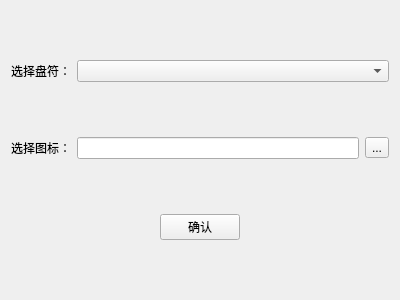
Before: the Qt Designer form udesigner.ui in L-Super/udesigner, drawn with Qt 5.
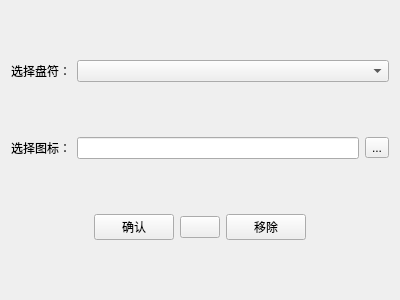
After: the same form once the commit is applied. Icons and pictures are not drawn.

Commit message: 1.增加了移除图标功能 2.增加关于

The edit to the form file:
```diff
--- a/udesigner.ui
+++ b/udesigner.ui
@@ -86,6 +86,27 @@
        </property>
       </widget>
      </item>
+     <item>
+      <widget class="QPushButton" name="helpBtn">
+       <property name="text">
+        <string/>
+       </property>
+       <property name="icon">
+        <iconset resource="Resources.qrc">
+         <normaloff>:/resources/img/info.png</normaloff>:/resources/img/info.png</iconset>
+       </property>
+      </widget>
+     </item>
+     <item>
+      <widget class="QPushButton" name="cancelBtn">
+       <property name="toolTip">
+        <string>移除设置的图标</string>
+       </property>
+       <property name="text">
+        <string>移除</string>
+       </property>
+      </widget>
+     </item>
      <item>
       <spacer name="horizontalSpacer_2">
        <property name="orientation">
```
Left out of the diff: 6 changed lines with no effect on the pictures. The commit also changes 2 other files.
